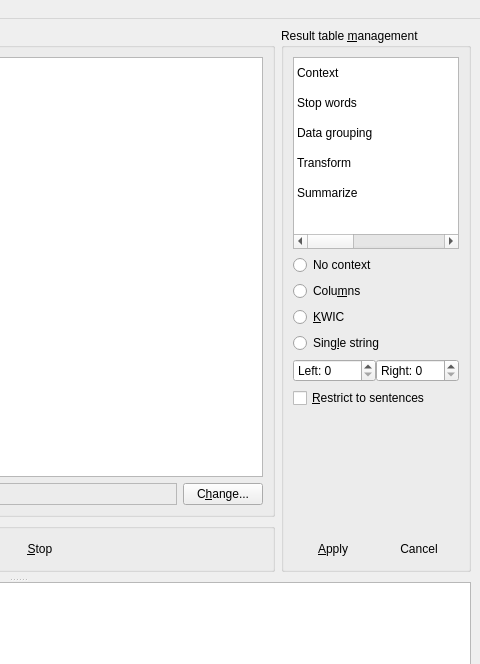
This is coquery/gui/ui/coquery.ui in gkunter/coquery as Qt 5 draws it before an edit; both pictures show x 445 to 925 and y 0 to 664 of the 925 by 845 pixel window. The edited form follows.
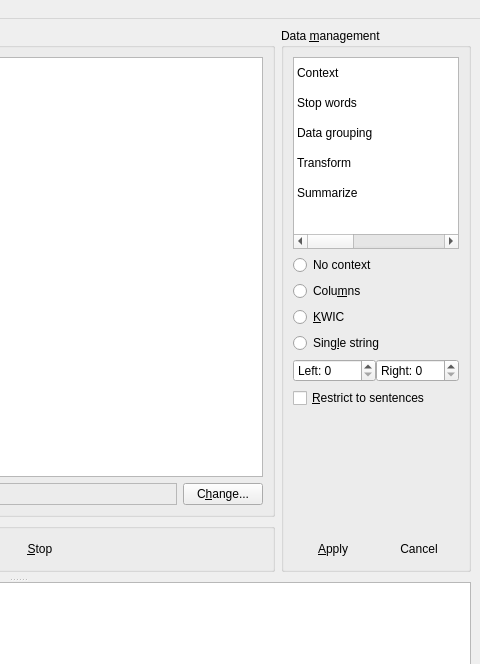
This is the edited form. The open tabs and pages were chosen to show the change. Icons and pictures are not drawn. Custom widgets are drawn as their Qt base class.

Patch:
```diff
--- a/coquery/gui/ui/coquery.ui
+++ b/coquery/gui/ui/coquery.ui
@@ -259,7 +259,7 @@
            </sizepolicy>
           </property>
           <property name="title">
-           <string>Result table &amp;management</string>
+           <string>Data &amp;management</string>
           </property>
           <layout class="QVBoxLayout" name="verticalLayout" stretch="0,1,0">
            <item>
```
Left out of the diff: 100 changed lines with no effect on the pictures.
